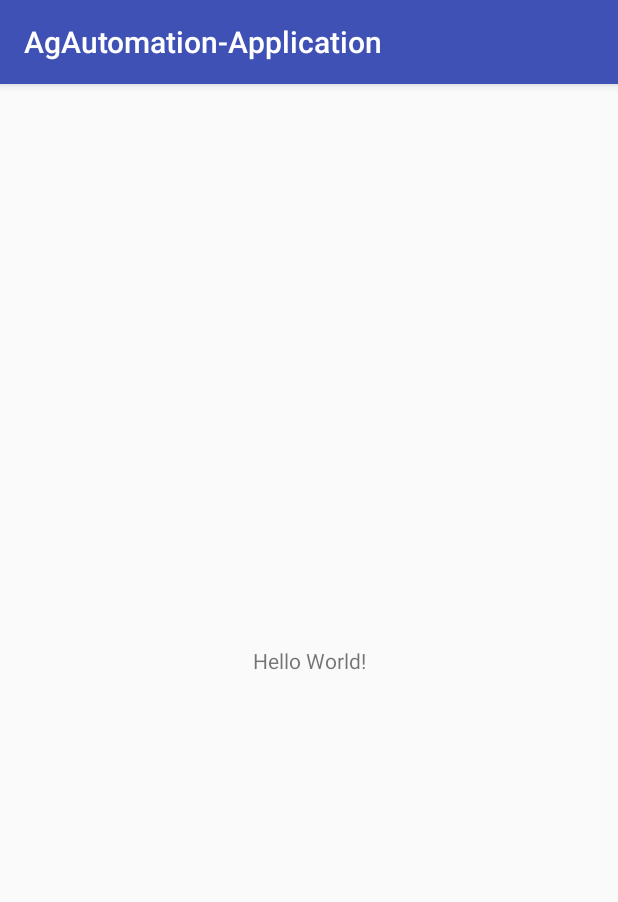
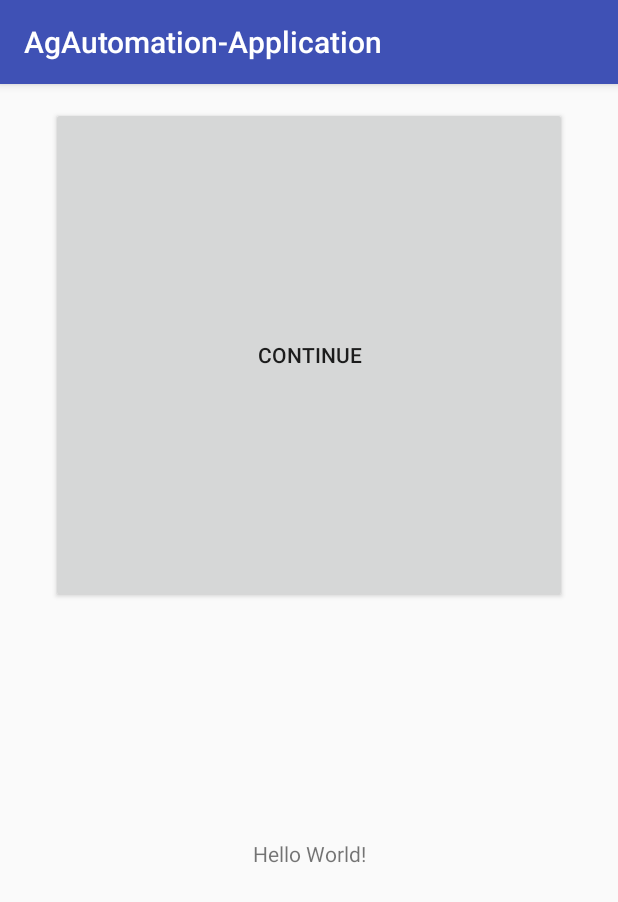
Before and after one commit to dcheung1/AgAutomation-App, an Android app: the screen it shows after launch (MainActivity), on a phone screen of 412 x 824 dp. Shown: the top 902 px of the screen. Run offline under Robolectric (Android 15) with nearby library versions, the phone set to English and light mode, and no system bars.

Commit message:
This is my branch.

```diff
--- a/app/src/main/AndroidManifest.xml
+++ b/app/src/main/AndroidManifest.xml
@@ -16,6 +16,8 @@
                 <category android:name="android.intent.category.LAUNCHER" />
             </intent-filter>
         </activity>
+        <activity android:name=".FarmOverview"></activity>
+        <activity android:name=".FarmData"></activity>
     </application>
 
 </manifest>
--- a/app/src/main/res/layout/activity_main.xml
+++ b/app/src/main/res/layout/activity_main.xml
@@ -7,12 +7,32 @@
     tools:context="com.agautomation.agautomation_application.MainActivity">
 
     <TextView
+        android:id="@+id/textView"
         android:layout_width="wrap_content"
         android:layout_height="wrap_content"
+        android:layout_marginBottom="245dp"
         android:text="Hello World!"
         app:layout_constraintBottom_toBottomOf="parent"
         app:layout_constraintLeft_toLeftOf="parent"
         app:layout_constraintRight_toRightOf="parent"
-        app:layout_constraintTop_toTopOf="parent" />
+        app:layout_constraintTop_toBottomOf="@+id/button7" />
+
+    <Button
+        android:id="@+id/button7"
+        android:layout_width="0dp"
+        android:layout_height="0dp"
+        android:layout_marginBottom="157dp"
+        android:layout_marginEnd="34dp"
+        android:layout_marginStart="34dp"
+        android:layout_marginTop="15dp"
+        android:onClick="Continue"
+        android:text="Continue"
+        android:textAlignment="center"
+        android:visibility="visible"
+        app:layout_constraintBottom_toTopOf="@+id/textView"
+        app:layout_constraintEnd_toEndOf="parent"
+        app:layout_constraintStart_toStartOf="parent"
+        app:layout_constraintTop_toTopOf="parent"
+        tools:ignore="MissingConstraints" />
 
 </android.support.constraint.ConstraintLayout>
--- a/build.gradle
+++ b/build.gradle
@@ -7,7 +7,7 @@ buildscript {
         jcenter()
     }
     dependencies {
-        classpath 'com.android.tools.build:gradle:3.0.0'
+        classpath 'com.android.tools.build:gradle:3.0.1'
 
 
         // NOTE: Do not place your application dependencies here; they belong
```
Also changed, not shown: app/src/main/java/com/agautomation/agautomation_application/FarmData.java (added, +18 -0 lines), app/src/main/java/com/agautomation/agautomation_application/FarmOverview.java (added, +26 -0 lines), app/src/main/java/com/agautomation/agautomation_application/MainActivity.java (+9 -0 lines), app/src/main/res/layout/farm_data.xml (added, +23 -0 lines), app/src/main/res/layout/farm_overview.xml (added, +34 -0 lines).
